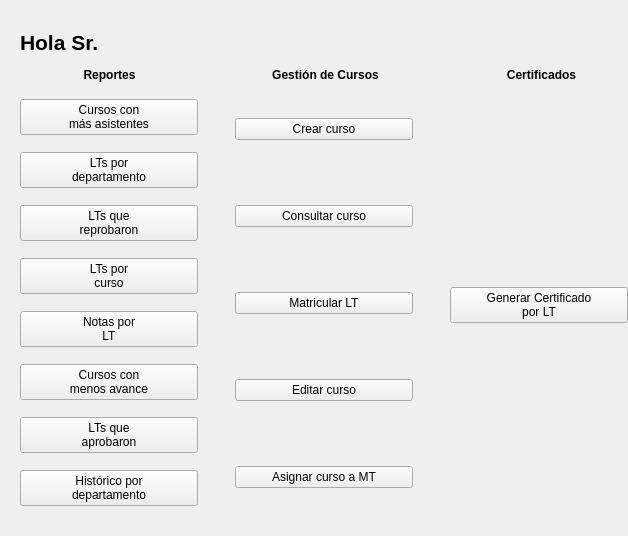
Above: SGC/Vista/vistacoordinador.ui from fernandosanchez1128/SGC before the change. Below: the same form after it.
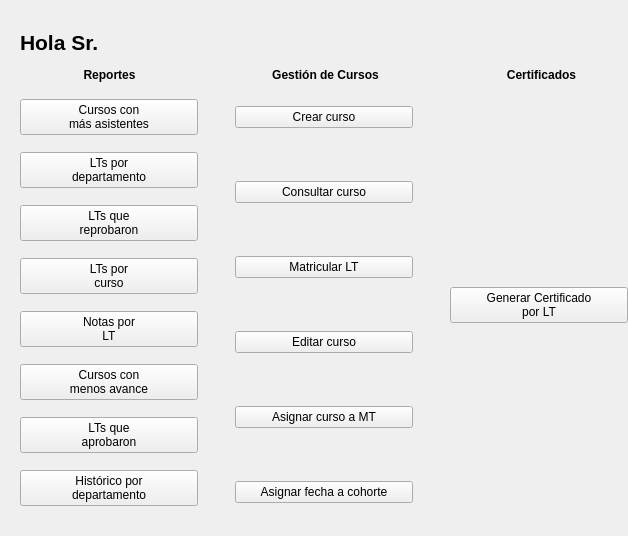
That is the form after the change.

Commit message: asignacion de fechas funcionando Y PROBADO

Patch:
```diff
--- a/SGC/Vista/vistacoordinador.ui
+++ b/SGC/Vista/vistacoordinador.ui
@@ -167,6 +167,13 @@
          </property>
         </widget>
        </item>
+       <item>
+        <widget class="QPushButton" name="btAsignarFecha">
+         <property name="text">
+          <string>Asignar fecha a cohorte</string>
+         </property>
+        </widget>
+       </item>
       </layout>
      </item>
      <item>
```
The commit also changes 2 other files.
